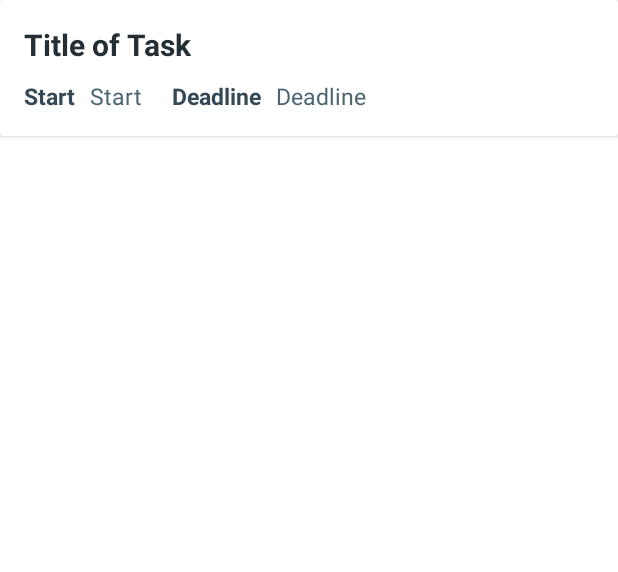
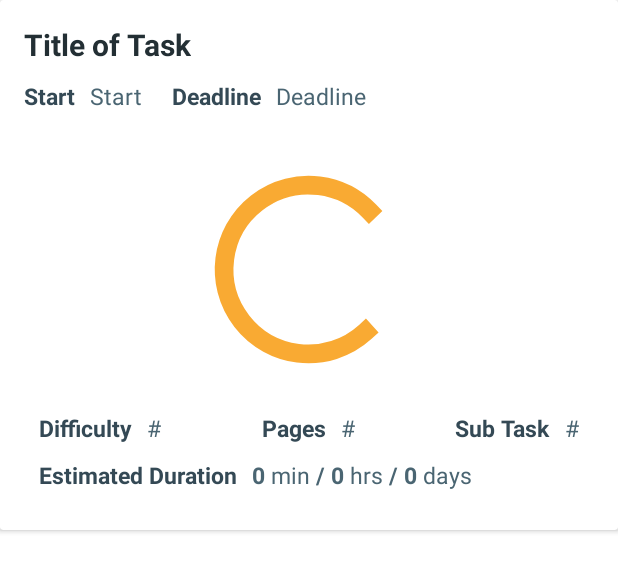
Before and after one commit to ArrsDesign/O-Clock, an Android app: the layout item_task.xml on its own in the app's theme, with its tools: preview values and no code run, on a phone screen of 412 x 824 dp. Shown: the top 572 px of the screen. Run offline under Robolectric (Android 15) with nearby library versions, the phone set to English and light mode, and no system bars.

```diff
--- a/app/src/main/res/layout/fragment_reading.xml
+++ b/app/src/main/res/layout/fragment_reading.xml
@@ -327,13 +327,13 @@
         </LinearLayout>
 
     <TextView
+        android:id="@+id/reading"
         android:layout_width="wrap_content"
         android:layout_height="wrap_content"
-        android:id="@+id/reading"
         android:text="Reading Speed"
-        android:visibility="invisible"
         android:textColor="@color/text_bottom"
-        android:textSize="15dp" />
+        android:textSize="15dp"
+        android:visibility="gone" />
 
 
 </RelativeLayout>
--- a/app/src/main/res/layout/item_task.xml
+++ b/app/src/main/res/layout/item_task.xml
@@ -5,15 +5,14 @@
     android:background="@drawable/rounded_rectangle_white"
     android:padding="16dp"
     android:layout_height="wrap_content"
-    android:layout_marginBottom="20dp"
+    android:layout_marginBottom="10dp"
     android:orientation="horizontal">
 
     <LinearLayout
+        android:id="@+id/linear"
         android:layout_width="match_parent"
-        android:layout_height="wrap_content"
-        android:layout_gravity="center"
+        android:layout_height="match_parent"
         android:layout_margin="16dp"
-        android:id="@+id/relativeLayout"
         android:orientation="vertical">
 
         <RelativeLayout
@@ -21,21 +20,21 @@
             android:layout_height="wrap_content">
 
             <TextView
+                android:id="@+id/titleTask"
                 android:layout_width="wrap_content"
                 android:layout_height="wrap_content"
-                android:id="@+id/taskSavedName"
                 android:textColor="@color/titles"
                 android:layout_alignParentStart="true"
                 android:textSize="20dp"
-                android:layout_toStartOf="@+id/daysLeft"
                 android:text="Title of Task"
                 android:textStyle="bold"/>
+
             <TextView
                 android:id="@+id/start"
                 android:layout_width="wrap_content"
                 android:layout_height="wrap_content"
                 android:layout_marginTop="10dp"
-                android:layout_below="@+id/taskSavedName"
+                android:layout_below="@+id/titleTask"
                 android:layout_marginRight="10dp"
                 android:text="Start"
                 android:textColor="@color/text_bottom"
@@ -43,13 +42,13 @@
                 android:textStyle="bold"/>
 
             <TextView
-                android:id="@+id/startSaved"
+                android:id="@+id/startDate"
                 android:layout_width="wrap_content"
                 android:layout_height="wrap_content"
                 android:layout_toEndOf="@+id/start"
                 android:layout_marginTop="10dp"
                 android:layout_marginRight="20dp"
-                android:layout_below="@+id/taskSavedName"
+                android:layout_below="@+id/titleTask"
                 android:text="Start"
                 android:textColor="@color/links"
                 android:textSize="15dp"/>
@@ -59,8 +58,8 @@
                 android:layout_height="wrap_content"
                 android:id="@+id/deadline"
                 android:layout_marginRight="10dp"
-                android:layout_below="@+id/taskSavedName"
-                android:layout_toEndOf="@+id/startSaved"
+                android:layout_below="@+id/titleTask"
+                android:layout_toEndOf="@+id/startDate"
                 android:layout_marginTop="10dp"
                 android:textColor="@color/text_bottom"
                 android:text="Deadline"
@@ -68,32 +67,20 @@
                 android:textSize="15dp"/>
 
             <TextView
-                android:id="@+id/deadlineSaved"
+                android:id="@+id/endDate"
                 android:layout_width="wrap_content"
                 android:layout_height="wrap_content"
                 android:text="Deadline"
                 android:layout_marginTop="10dp"
-                android:layout_below="@+id/taskSavedName"
+                android:layout_below="@+id/titleTask"
                 android:layout_toEndOf="@+id/deadline"
                 android:textColor="@color/links"
                 android:textSize="15dp"/>
 
-           <!-- <TextView
-                android:id="@+id/daysLeft"
-                android:layout_width="wrap_content"
-                android:layout_height="wrap_content"
-                android:text="Days Left"
-                android:layout_centerVertical="true"
-                android:layout_marginRight="10dp"
-                android:layout_alignParentEnd="true"
-                android:textColor="@color/buttons"
-                android:textSize="15dp"
-                android:textStyle="bold"/>-->
-
         </RelativeLayout>
 
 
-        <!--<RelativeLayout
+        <RelativeLayout
             android:id="@+id/expandableLayout"
             android:layout_width="match_parent"
             android:layout_height="wrap_content"
@@ -104,6 +91,7 @@
                 android:layout_width="150dp"
                 android:layout_height="150dp"
                 android:id="@+id/progress_circular"
+                android:layout_marginBottom="20dp"
                 android:layout_centerHorizontal="true"/>
 
             <TextView
@@ -264,7 +252,7 @@
 
             </LinearLayout>
 
-        </RelativeLayout>-->
+        </RelativeLayout>
 
     </LinearLayout>
 
```
Also changed, not shown: app/src/main/java/com/arrsdesign/oclock/AdapterC.java (added, +83 -0 lines), app/src/main/java/com/arrsdesign/oclock/Current.java (+34 -29 lines), app/src/main/java/com/arrsdesign/oclock/Reading.java (+62 -16 lines), app/src/main/java/com/arrsdesign/oclock/TaskInput.java (added, +117 -0 lines), app/src/main/res/layout/fragment_current.xml (+0 -7 lines).
